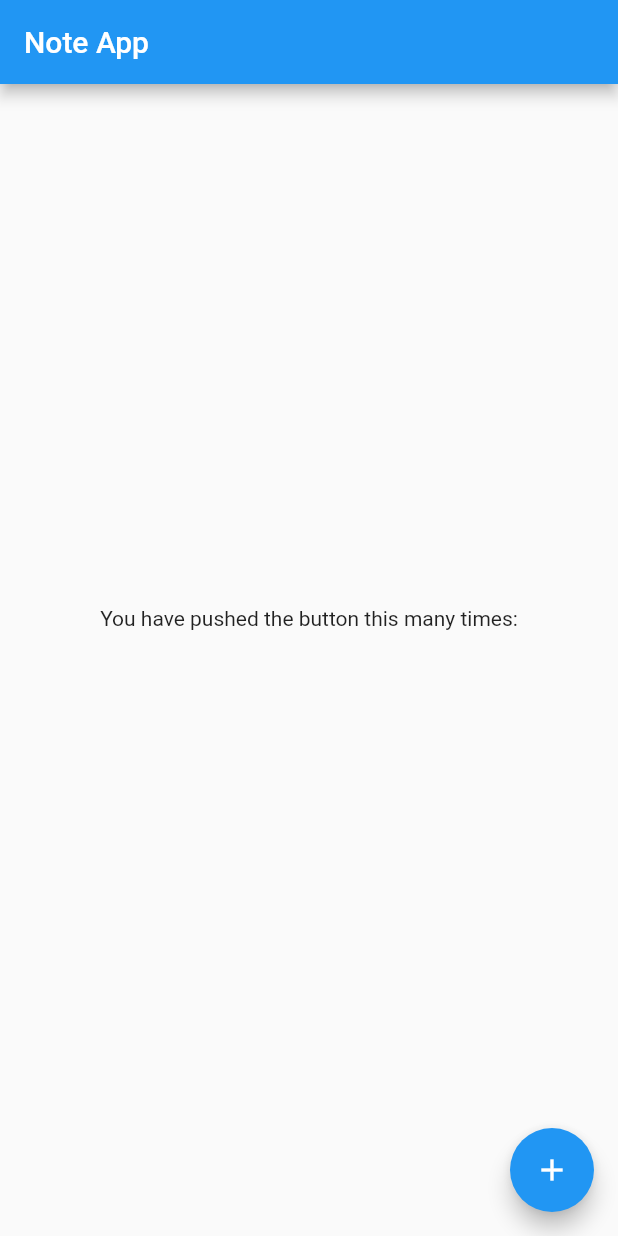
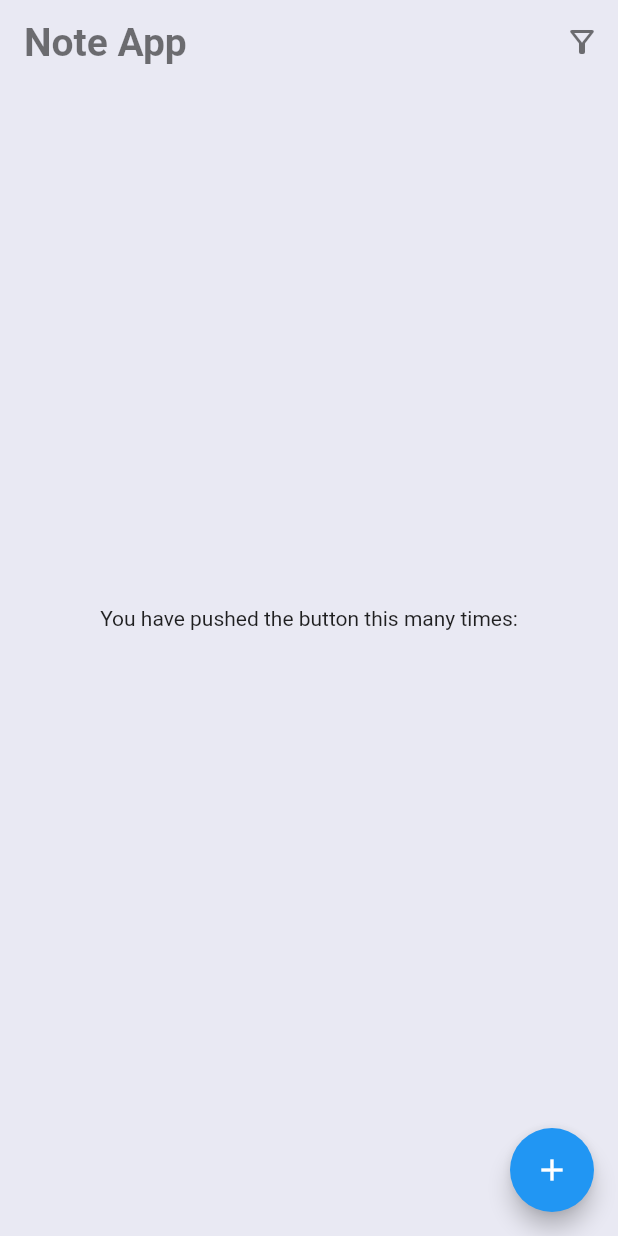
Before and after one commit to samirsamawade/note_app, a Flutter app: the screen it shows after launch, on a phone screen of 412 x 824 dp. Run offline on Flutter 3.47's test engine with Material 2 defaults, Android fonts, the phone set to English and light mode, and no system bars.

Commit message:
Themes and Colors

```diff
--- a/lib/main.dart
+++ b/lib/main.dart
@@ -13,6 +13,7 @@ class NoteApp extends StatelessWidget {
       title: 'Note App',
       theme: ThemeData(
         primarySwatch: Colors.blue,
+        scaffoldBackgroundColor: Color(0xFFe9e9f3),
       ),
       home: const HomeScreen(),
     );
--- a/lib/screens/home.dart
+++ b/lib/screens/home.dart
@@ -14,7 +14,30 @@ class _HomeScreenState extends State<HomeScreen> {
     return Scaffold(
       extendBodyBehindAppBar: true,
       appBar: AppBar(
-        title: Text('Note App'),
+        title: Text(
+          'Note App',
+          style: TextStyle(
+            color: Colors.black54,
+            fontSize: 26,
+            fontWeight: FontWeight.w700,
+          ),
+        ),
+        actions: [
+          IconButton(
+            onPressed: () {},
+            icon: Icon(
+              Icons.filter_alt_outlined,
+              color: Colors.black54,
+            ),
+          )
+        ],
+        backgroundColor: Colors.transparent,
+        elevation: 0,
+        systemOverlayStyle: SystemUiOverlayStyle(
+          statusBarBrightness: Brightness.dark,
+          statusBarColor: Colors.transparent,
+          statusBarIconBrightness: Brightness.dark,
+        ),
       ),
       body: Center(
         child: Column(
```
